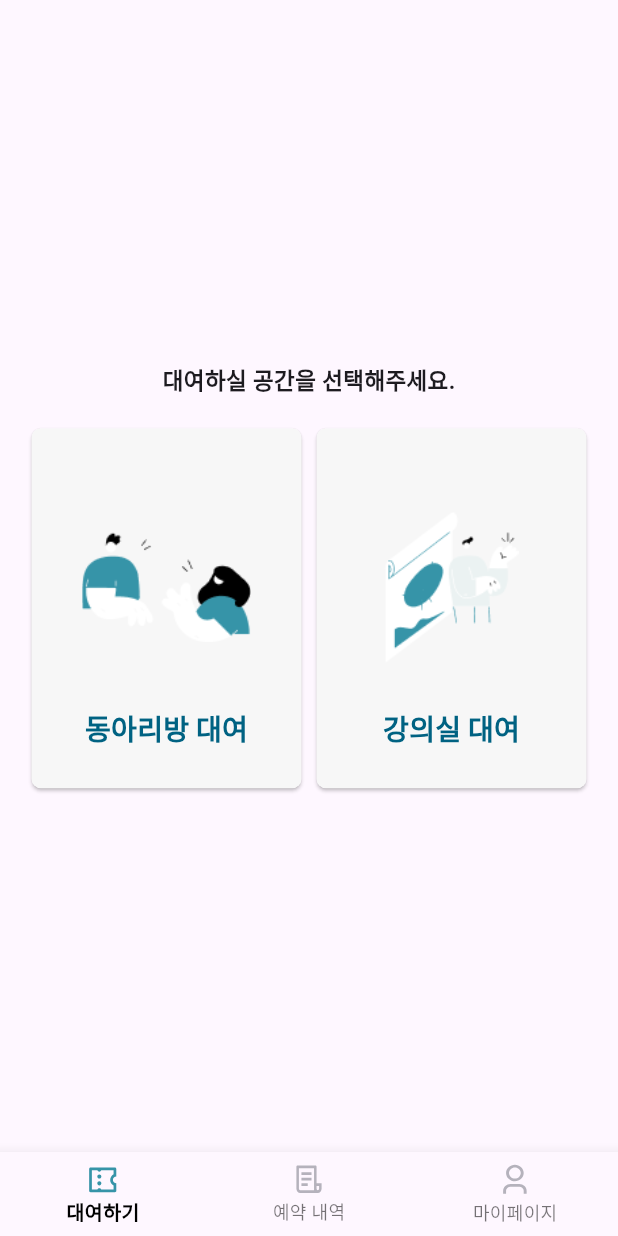
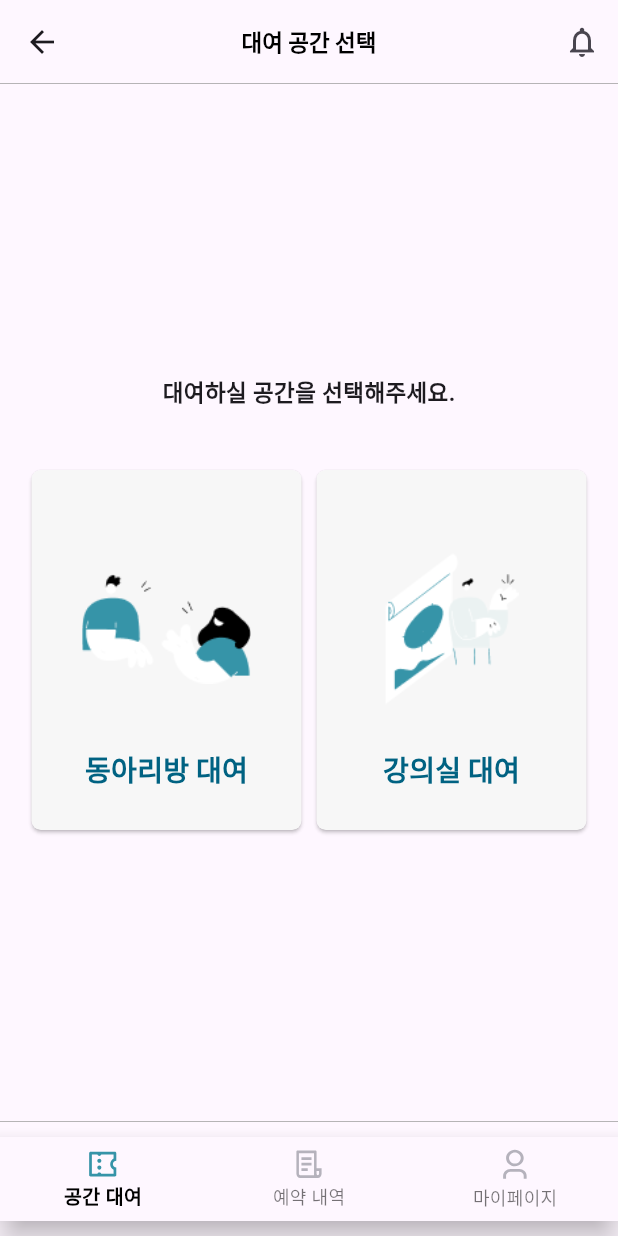
Before and after one commit to kookmin-sw/capstone-2024-2024-26, a Flutter app: the MainPage screen opened directly, on a phone screen of 412 x 824 dp. Run offline on Flutter 3.47's test engine with Material 3 defaults, Android fonts, the phone set to English and light mode, and no system bars; our stand-ins replace email_validator, flutter_spinkit, flutter_svg, loading_animation_widget, shared_preferences; accounts and stored records are empty; Roboto replaces fonts that are missing (Inter).

Commit message:
feat: top bar edit

```diff
--- a/frontend/lib/main.dart
+++ b/frontend/lib/main.dart
@@ -91,6 +91,36 @@ class _MainPageState extends State<MainPage> {
     // 중간 바디부분
 
     return Scaffold(
+        appBar: AppBar(
+          title: Text(
+            '대여 공간 선택',
+            style: TextStyle(
+              color: Colors.black,
+              fontSize: 15,
+              fontFamily: 'Inter',
+              fontWeight: FontWeight.bold,
+            ),
+          ),
+          centerTitle: true,
+          actions: [
+            IconButton(onPressed: () {}, icon: Icon(Icons.notifications_none))
+          ],
+          backgroundColor: Colors.transparent, // 상단바 배경색
+          //foregroundColor: Colors(), 상단바 아이콘색
+
+          //shadowColor: Colors(), 상단바 그림자색
+          bottomOpacity: 0.0,
+          elevation: 0.0,
+          scrolledUnderElevation: 0,
+
+          ///
+          shape: Border(
+            bottom: BorderSide(
+              color: Colors.grey,
+              width: 0.5,
+            ),
+          ),
+        ),
         body: Center(
           child: Column(
             mainAxisAlignment: MainAxisAlignment.center,
@@ -102,7 +132,7 @@ class _MainPageState extends State<MainPage> {
                   fontWeight: FontWeight.bold,
                 ),
               ),
-            SizedBox(height: 20),
+              SizedBox(height: 40),
               Row(
                 mainAxisAlignment: MainAxisAlignment.center,
                 children: [
@@ -184,7 +214,17 @@ class _MainPageState extends State<MainPage> {
         ),
 
         // 하단 바
-      bottomNavigationBar: BottomNavigationBar(
+        bottomNavigationBar: Container(
+          decoration: BoxDecoration(
+            border: Border(
+              top: BorderSide(
+                color: Colors.grey,
+                width: 0.5,
+              ),
+            ),
+          ),
+          padding: EdgeInsets.symmetric(vertical: 10), // 모든 방향으로 바텀 패딩.
+          child: BottomNavigationBar(
             currentIndex: _currentIndex,
             onTap: (index) {
               setState(() {
@@ -199,7 +239,7 @@ class _MainPageState extends State<MainPage> {
             items: <BottomNavigationBarItem>[
               BottomNavigationBarItem(
                 icon: SvgPicture.asset('assets/icons/lent.svg'),
-            label: '대여하기',
+                label: '공간 대여',
               ),
               BottomNavigationBarItem(
                 icon: SvgPicture.asset('assets/icons/reserved.svg'),
@@ -214,7 +254,7 @@ class _MainPageState extends State<MainPage> {
                 TextStyle(fontWeight: FontWeight.bold, fontSize: 13),
             selectedItemColor: Colors.black,
           ),
-    );
+        ));
   }
 
   void addClick() {
```
Lines whose indentation alone changed are shown as unchanged.
